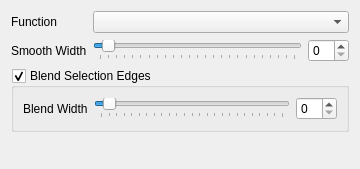
Old version of the form python/mmSolver/tools/smoothkeyframes/ui/smoothkeys_layout.ui in the repository david-cattermole/mayaMatchMoveSolver.
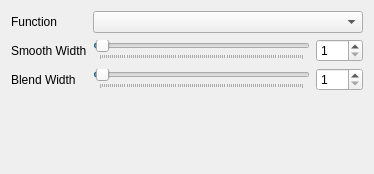
New version of the form.

Commit message: Add Smooth Keyframes tool GUI. Issue #10. Added scene-level options for smoothing width and smoothing function. Issue #10. Bug fix Maya configuration scene-level options. Issue #17.

The edit to the form file:
```diff
--- a/python/mmSolver/tools/smoothkeyframes/ui/smoothkeys_layout.ui
+++ b/python/mmSolver/tools/smoothkeyframes/ui/smoothkeys_layout.ui
@@ -6,8 +6,8 @@
    <rect>
     <x>0</x>
     <y>0</y>
-    <width>360</width>
-    <height>169</height>
+    <width>374</width>
+    <height>174</height>
    </rect>
   </property>
   <property name="windowTitle">
@@ -34,7 +34,7 @@
           <number>1</number>
          </property>
          <property name="maximum">
-          <number>25</number>
+          <number>100</number>
          </property>
          <property name="pageStep">
           <number>1</number>
@@ -57,7 +57,17 @@
         </widget>
        </item>
        <item>
-        <widget class="QSpinBox" name="width_spinBox"/>
+        <widget class="QSpinBox" name="width_spinBox">
+         <property name="minimum">
+          <number>1</number>
+         </property>
+         <property name="maximum">
+          <number>999</number>
+         </property>
+         <property name="singleStep">
+          <number>10</number>
+         </property>
+        </widget>
        </item>
       </layout>
      </item>
@@ -68,30 +78,14 @@
        </property>
       </widget>
      </item>
-    </layout>
-   </item>
-   <item>
-    <widget class="QGroupBox" name="blend_groupBox">
-     <property name="title">
-      <string>Blend Selection Edges</string>
-     </property>
-     <property name="flat">
-      <bool>false</bool>
-     </property>
-     <property name="checkable">
-      <bool>true</bool>
-     </property>
-     <layout class="QVBoxLayout" name="verticalLayout_2">
-      <item>
-       <layout class="QFormLayout" name="blendWidth_formLayout">
-        <item row="0" column="0">
+     <item row="2" column="0">
          <widget class="QLabel" name="blendWidth_label">
           <property name="text">
            <string>Blend Width</string>
           </property>
          </widget>
         </item>
-        <item row="0" column="1">
+     <item row="2" column="1">
          <layout class="QHBoxLayout" name="blendWidth_horizontalLayout">
           <item>
            <widget class="QSlider" name="blendWidth_horizontalSlider">
@@ -99,7 +93,7 @@
              <number>1</number>
             </property>
             <property name="maximum">
-             <number>25</number>
+          <number>100</number>
             </property>
             <property name="pageStep">
              <number>1</number>
@@ -122,14 +116,21 @@
            </widget>
           </item>
           <item>
-           <widget class="QSpinBox" name="blendWidth_spinBox"/>
-          </item>
-         </layout>
-        </item>
-       </layout>
-      </item>
-     </layout>
-    </widget>
+        <widget class="QSpinBox" name="blendWidth_spinBox">
+         <property name="minimum">
+          <number>1</number>
+         </property>
+         <property name="maximum">
+          <number>999</number>
+         </property>
+         <property name="singleStep">
+          <number>10</number>
+         </property>
+        </widget>
+       </item>
+      </layout>
+     </item>
+    </layout>
    </item>
    <item>
     <spacer name="verticalSpacer">
```
Lines whose indentation alone changed are shown as unchanged. The commit also changes 8 other files.
